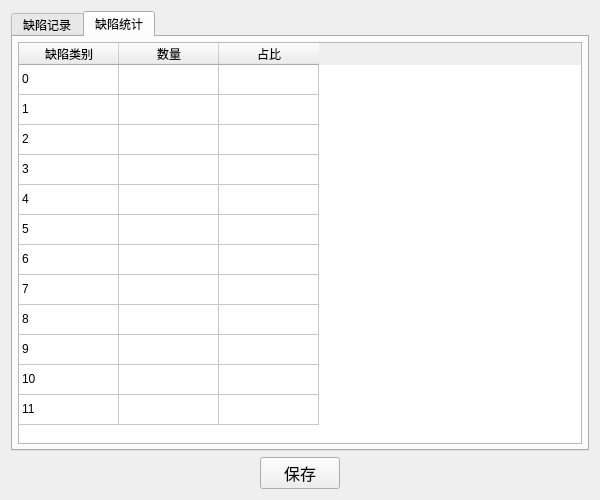
Qt form qt/ui_defect_log.ui (wang-jiankun/Defect-Detection) before a commit.
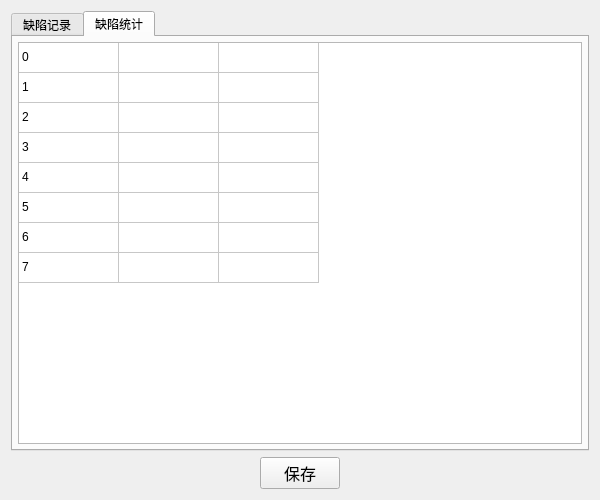
The same form after that commit. The open tabs and pages were chosen to show the change.

The edit to the form file:
```diff
--- a/qt/ui_defect_log.ui
+++ b/qt/ui_defect_log.ui
@@ -107,14 +107,20 @@
        <item>
         <widget class="QTableWidget" name="table_statistics">
          <property name="rowCount">
-          <number>12</number>
+          <number>8</number>
          </property>
          <property name="columnCount">
           <number>3</number>
          </property>
-         <attribute name="horizontalHeaderCascadingSectionResizes">
+         <attribute name="horizontalHeaderVisible">
           <bool>false</bool>
          </attribute>
+         <attribute name="horizontalHeaderMinimumSectionSize">
+          <number>25</number>
+         </attribute>
+         <attribute name="horizontalHeaderShowSortIndicator" stdset="0">
+          <bool>true</bool>
+         </attribute>
          <attribute name="verticalHeaderVisible">
           <bool>false</bool>
          </attribute>
@@ -126,10 +132,6 @@
          <row/>
          <row/>
          <row/>
-         <row/>
-         <row/>
-         <row/>
-         <row/>
          <column>
           <property name="text">
            <string>缺陷类别</string>
@@ -185,26 +187,6 @@
            <string>7</string>
           </property>
          </item>
-         <item row="8" column="0">
-          <property name="text">
-           <string>8</string>
-          </property>
-         </item>
-         <item row="9" column="0">
-          <property name="text">
-           <string>9</string>
-          </property>
-         </item>
-         <item row="10" column="0">
-          <property name="text">
-           <string>10</string>
-          </property>
-         </item>
-         <item row="11" column="0">
-          <property name="text">
-           <string>11</string>
-          </property>
-         </item>
         </widget>
        </item>
       </layout>
```
Left out of the diff: 20 changed lines with no effect on the pictures.
